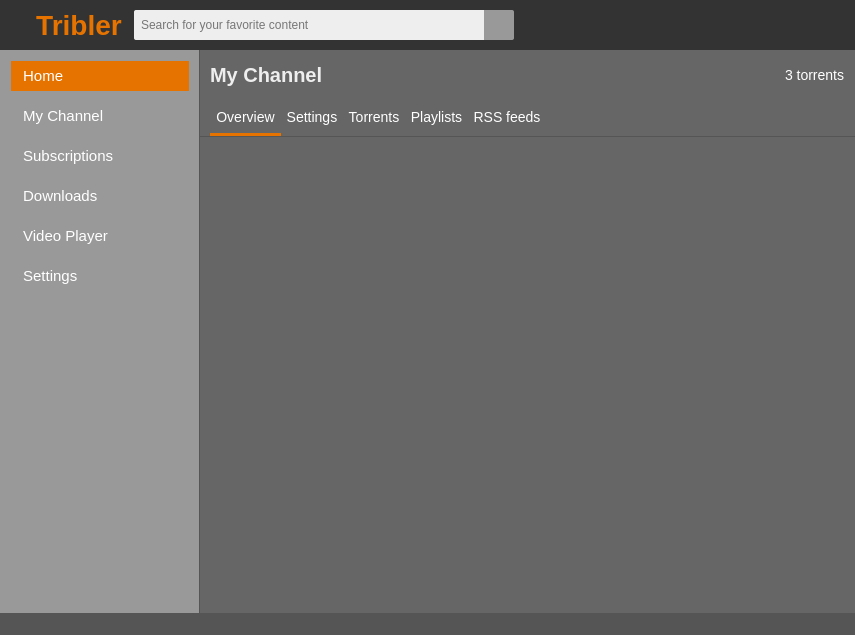
First picture: the form in TriblerGUI/qt_resources/mainwindow.ui, repository Tribler/tribler, before the edit.
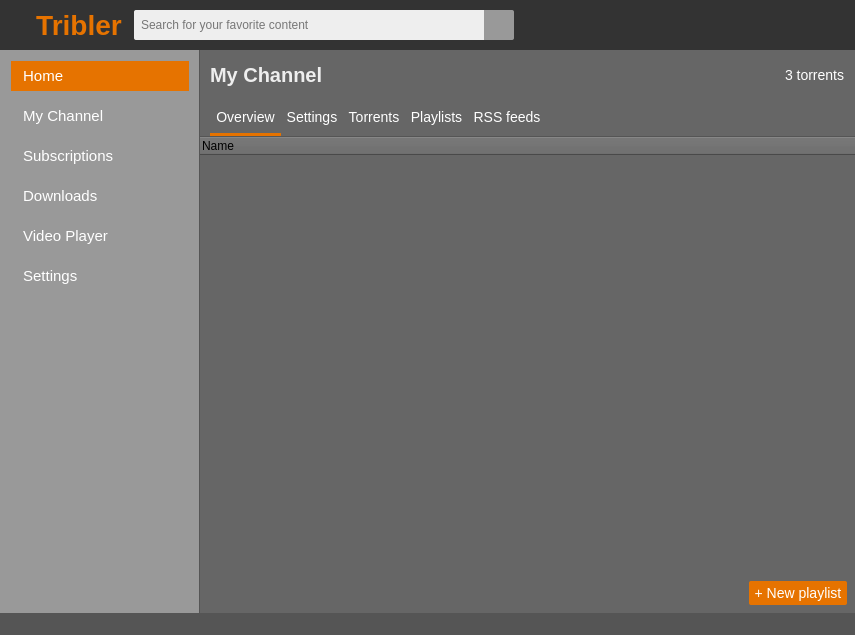
Second picture: the form after the edit. The open tabs and pages were chosen to show the change. Icons and pictures are not drawn. Custom widgets are drawn as their Qt base class.

Diff of the .ui file:
```diff
--- a/TriblerGUI/qt_resources/mainwindow.ui
+++ b/TriblerGUI/qt_resources/mainwindow.ui
@@ -20,7 +20,26 @@
    <string>MainWindow</string>
   </property>
   <property name="styleSheet">
-   <string notr="true"/>
+   <string notr="true">QScrollBar:vertical {
+border: none;
+width: 10px;
+}
+QScrollBar:horizontal {
+border: none;
+height: 10px;
+}
+QScrollBar::handle:vertical {
+background: #bbb;
+border-radius: 5px;
+}
+
+QScrollBar::handle:horizontal {
+background: #bbb;
+border-radius: 5px;
+}
+Line {
+background-color: red;
+}</string>
   </property>
   <widget class="QWidget" name="central_widget">
    <property name="styleSheet">
@@ -1383,6 +1402,17 @@
                 <property name="styleSheet">
                  <string notr="true">QStackedWidget {
 border-top: 1px solid #555;
+}
+QLabel {
+color: white;
+font-size: 14px;
+}
+QToolButton {
+border: none;
+border-radius: 2px;
+background-color: #e67300;
+color: white;
+font-size: 14px;
 }</string>
                 </property>
                 <property name="lineWidth">
@@ -1957,6 +1987,9 @@
                 </widget>
                 <widget class="QWidget" name="my_channel_details_playlists_page">
                  <layout class="QVBoxLayout" name="verticalLayout">
+                  <property name="spacing">
+                   <number>0</number>
+                  </property>
                   <property name="leftMargin">
                    <number>0</number>
                   </property>
@@ -1970,17 +2003,86 @@
                    <number>0</number>
                   </property>
                   <item>
-                   <spacer name="verticalSpacer_2">
+                   <widget class="QTreeWidget" name="my_channel_playlists_list">
+                    <property name="styleSheet">
+                     <string notr="true">QTreeWidget {
+border: none;
+font-size: 14px;
+alternate-background-color: #6e6e6e;
+background-color: #666666;
+}
+QTreeWidget::item {
+color: white;
+}
+QTreeWidget::item::selected {
+background-color: #444;
+}</string>
+                    </property>
+                    <property name="alternatingRowColors">
+                     <bool>true</bool>
+                    </property>
+                    <column>
+                     <property name="text">
+                      <string>Name</string>
+                     </property>
+                    </column>
+                   </widget>
+                  </item>
+                  <item>
+                   <widget class="QWidget" name="widget_8" native="true">
+                    <layout class="QHBoxLayout" name="horizontalLayout_4">
+                     <property name="leftMargin">
+                      <number>8</number>
+                     </property>
+                     <property name="topMargin">
+                      <number>8</number>
+                     </property>
+                     <property name="rightMargin">
+                      <number>8</number>
+                     </property>
+                     <property name="bottomMargin">
+                      <number>8</number>
+                     </property>
+                     <item>
+                      <spacer name="horizontalSpacer_43">
                     <property name="orientation">
-                     <enum>Qt::Vertical</enum>
+                        <enum>Qt::Horizontal</enum>
                     </property>
                     <property name="sizeHint" stdset="0">
                      <size>
-                      <width>20</width>
-                      <height>40</height>
+                         <width>40</width>
+                         <height>20</height>
                      </size>
                     </property>
                    </spacer>
+                     </item>
+                     <item>
+                      <widget class="QToolButton" name="create_playlist_button">
+                       <property name="minimumSize">
+                        <size>
+                         <width>0</width>
+                         <height>24</height>
+                        </size>
+                       </property>
+                       <property name="maximumSize">
+                        <size>
+                         <width>16777215</width>
+                         <height>24</height>
+                        </size>
+                       </property>
+                       <property name="cursor">
+                        <cursorShape>PointingHandCursor</cursorShape>
+                       </property>
+                       <property name="styleSheet">
+                        <string notr="true"/>
+                       </property>
+                       <property name="text">
+                        <string>+ New playlist</string>
+                       </property>
+                      </widget>
+                     </item>
+                    </layout>
+                   </widget>
                   </item>
                  </layout>
                 </widget>
```
Left out of the diff: 228 changed lines with no effect on the pictures. Lines whose indentation alone changed are shown as unchanged.
